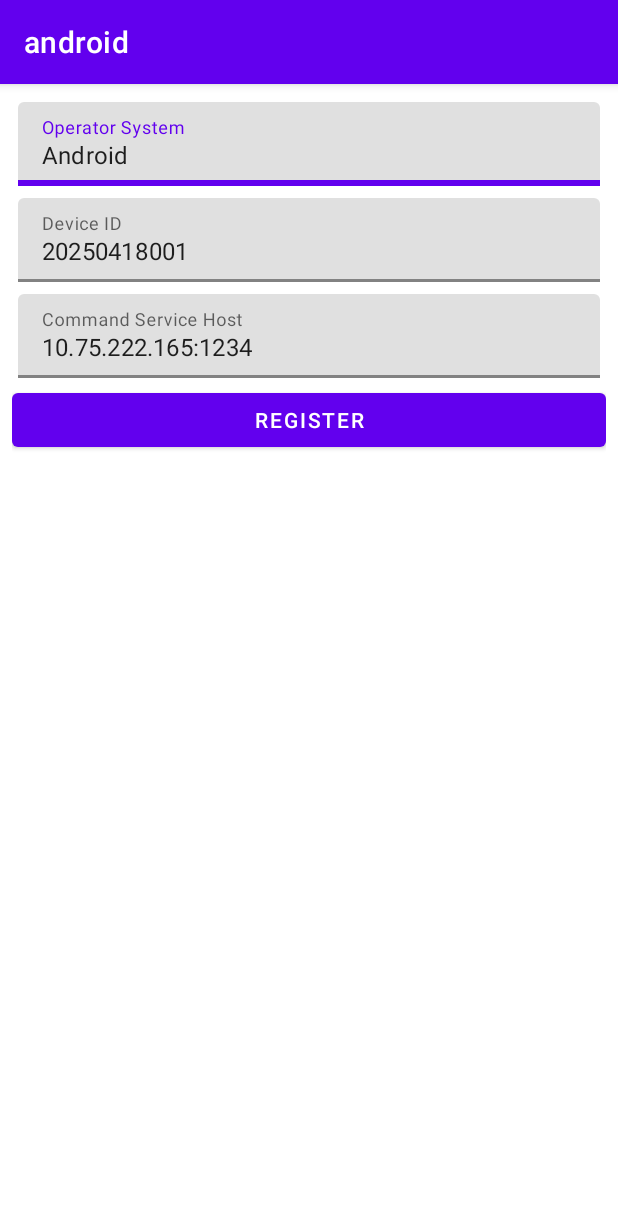
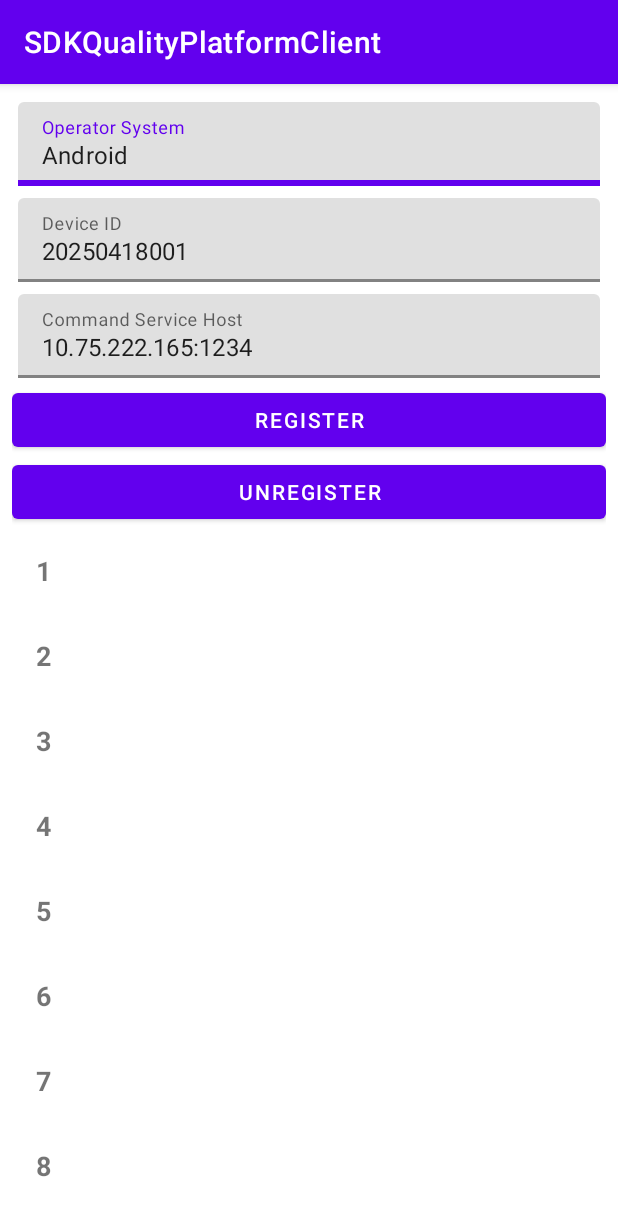
Before and after one commit to kriywu/SDKQualityPlatformCore, an Android app: the screen it shows after launch (RegisterActivity), after a tap on "REGISTER", on a phone screen of 412 x 824 dp. Shown: the top 1216 px of the screen. Run offline under Robolectric (Android 15) with nearby library versions, the phone set to English and light mode, and no system bars.

Commit message:
feat: add log view

```diff
--- /dev/null
+++ b/client/android/app/src/main/java/com/wurengao/android/LogAdapter.kt
@@ -0,0 +1,43 @@
+package com.wurengao.android
+
+import android.view.LayoutInflater
+import android.view.View
+import android.view.ViewGroup
+import android.widget.TextView
+import androidx.recyclerview.widget.RecyclerView
+
+/**
+ * Created by wurengao on 2025/4/18
+ * @author wurengao@bytedance.com
+ */
+
+
+class LogAdapter(data: List<String>) :
+    RecyclerView.Adapter<LogAdapter.ViewHolder?>() {
+    private val mData: List<String>
+
+    init {
+        mData = data
+    }
+
+    override fun onCreateViewHolder(parent: ViewGroup, viewType: Int): ViewHolder {
+        val view = LayoutInflater.from(parent.context).inflate(R.layout.item_list, parent, false)
+        return ViewHolder(view)
+    }
+
+    override fun onBindViewHolder(holder: ViewHolder, position: Int) {
+        holder.textView.text = mData[position]
+    }
+
+    override fun getItemCount(): Int {
+        return mData.size
+    }
+
+    class ViewHolder(itemView: View) : RecyclerView.ViewHolder(itemView) {
+        var textView: TextView
+
+        init {
+            textView = itemView.findViewById(R.id.textViewItem)
+        }
+    }
+}
--- a/client/android/app/src/main/java/com/wurengao/android/RegisterActivity.kt
+++ b/client/android/app/src/main/java/com/wurengao/android/RegisterActivity.kt
@@ -3,7 +3,11 @@ package com.wurengao.android
 import android.os.Bundle
 import android.widget.Button
 import androidx.appcompat.app.AppCompatActivity
+import androidx.recyclerview.widget.LinearLayoutManager
+import androidx.recyclerview.widget.RecyclerView
 import com.google.android.material.textfield.TextInputEditText
+import okhttp3.Response
+import okhttp3.WebSocket
 
 class RegisterActivity : AppCompatActivity() {
 
@@ -11,6 +15,9 @@ class RegisterActivity : AppCompatActivity() {
     private lateinit var deviceIDEditText: TextInputEditText
     private lateinit var hostEditText: TextInputEditText
     private lateinit var registerButton: Button
+    private lateinit var logView: RecyclerView
+    private val dataList: List<String> = listOf("1", "2", "3", "4", "5", "6", "7", "8", "9", "10")
+
     override fun onCreate(savedInstanceState: Bundle?) {
         super.onCreate(savedInstanceState)
         setContentView(R.layout.activity_register)
@@ -19,12 +26,30 @@ class RegisterActivity : AppCompatActivity() {
         deviceIDEditText = findViewById(R.id.text_input_device_id)
         hostEditText = findViewById(R.id.text_input_host)
         registerButton = findViewById(R.id.btn_register)
+        logView = findViewById(R.id.recyclerview)
+        logView.setLayoutManager(LinearLayoutManager(this));
+
+        logView.adapter = LogAdapter(dataList)
+
 
         registerButton.setOnClickListener {
             val os = osEditText.text.toString()
             val deviceID = deviceIDEditText.text.toString()
             val host = hostEditText.text.toString()
-            WebSocketClient.connect(host, deviceID, os)
+            WebSocketClient.connect(host, deviceID, os, object : IWebSocketListener {
+                override fun onOpen(webSocket: WebSocket, response: Response) {
+
+                }
+
+                override fun onMessage(webSocket: WebSocket, text: String) {
+
+                }
+
+                override fun onClosing(webSocket: WebSocket, code: Int, reason: String) {
+
+                }
+
+            })
         }
 
     }
--- a/client/android/app/src/main/java/com/wurengao/android/WebSocketClient.kt
+++ b/client/android/app/src/main/java/com/wurengao/android/WebSocketClient.kt
@@ -6,12 +6,17 @@ import okhttp3.Request
 import okhttp3.Response
 import okhttp3.WebSocket
 import okhttp3.WebSocketListener
-import okio.ByteString
 
 /**
  * Created by wurengao on 2025/4/18
  * @author wurengao@bytedance.com
  */
+
+interface IWebSocketListener {
+    fun onOpen(webSocket: WebSocket, response: Response)
+    fun onMessage(webSocket: WebSocket, text: String)
+    fun onClosing(webSocket: WebSocket, code: Int, reason: String)
+}
 
 
 object WebSocketClient {
@@ -20,7 +25,7 @@ object WebSocketClient {
     private val client = OkHttpClient()
     private var isConnected = false
 
-    fun connect(host: String, did: String, os: String) {
+    fun connect(host: String, did: String, os: String, listener: IWebSocketListener) {
         if (isConnected) {
             Log.d(TAG, "connect: already connected")
             return
@@ -32,24 +37,19 @@ object WebSocketClient {
             override fun onOpen(webSocket: WebSocket, response: Response) {
                 Log.d(TAG, "WebSocket Opened")
                 isConnected = true
+                listener.onOpen(webSocket, response)
             }
 
             override fun onMessage(webSocket: WebSocket, text: String) {
                 Log.d(TAG, "Received message: $text")
-            }
-
-            override fun onMessage(webSocket: WebSocket, bytes: ByteString) {
-                Log.d(TAG, "Received bytes: " + bytes.hex())
+                listener.onMessage(webSocket, text)
             }
 
             override fun onClosing(webSocket: WebSocket, code: Int, reason: String) {
                 Log.d(TAG, "WebSocket Closing: $reason")
                 webSocket.close(1000, null)
                 isConnected = false
-            }
-
-            override fun onFailure(webSocket: WebSocket, t: Throwable, response: Response?) {
-                Log.e(TAG, "WebSocket Error: " + t.message)
+                listener.onClosing(webSocket, code, reason)
             }
         })
         client.dispatcher.executorService.shutdown()
--- a/client/android/app/src/main/res/layout/activity_register.xml
+++ b/client/android/app/src/main/res/layout/activity_register.xml
@@ -66,11 +66,27 @@
             />
     </com.google.android.material.textfield.TextInputLayout>
 
-    <Button
-        android:id="@+id/btn_register"
-        android:text="register"
+    <LinearLayout
         android:layout_width="match_parent"
-        android:layout_height="wrap_content"/>
+        android:orientation="vertical"
+        android:layout_height="wrap_content">
+
+        <Button
+            android:id="@+id/btn_register"
+            android:text="register"
+            android:layout_width="match_parent"
+            android:layout_height="wrap_content"/>
+
+        <Button
+            android:id="@+id/btn_unregister"
+            android:text="unregister"
+            android:layout_width="match_parent"
+            android:layout_height="wrap_content"/>
+
+    </LinearLayout>
+
+
+
 
 
     <androidx.recyclerview.widget.RecyclerView
--- /dev/null
+++ b/client/android/app/src/main/res/layout/item_list.xml
@@ -0,0 +1,15 @@
+<?xml version="1.0" encoding="utf-8"?>
+<LinearLayout xmlns:android="http://schemas.android.com/apk/res/android"
+    android:layout_width="match_parent"
+    android:layout_height="wrap_content"
+    android:orientation="vertical"
+    android:padding="16dp">
+
+    <TextView
+        android:id="@+id/textViewItem"
+        android:layout_width="wrap_content"
+        android:layout_height="wrap_content"
+        android:textSize="18sp"
+        android:textStyle="bold" />
+
+</LinearLayout>
--- a/client/android/app/src/main/res/values/strings.xml
+++ b/client/android/app/src/main/res/values/strings.xml
@@ -1,3 +1,3 @@
 <resources>
-    <string name="app_name">android</string>
+    <string name="app_name">SDKQualityPlatformClient</string>
 </resources>
```
